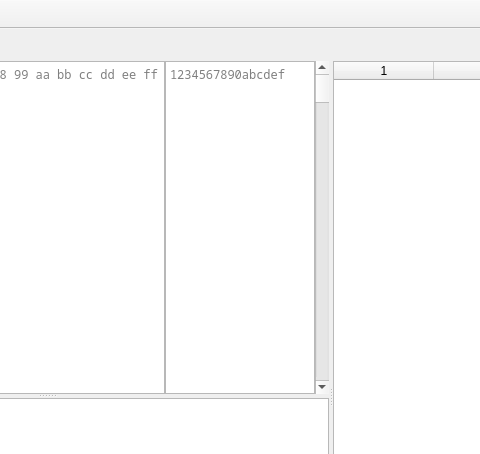
pjrinaldi/wombatsqlite, file wombatsqlite.ui: the form before one commit; both pictures show x 495 to 975 and y 0 to 454 of the 1132 by 752 pixel window.
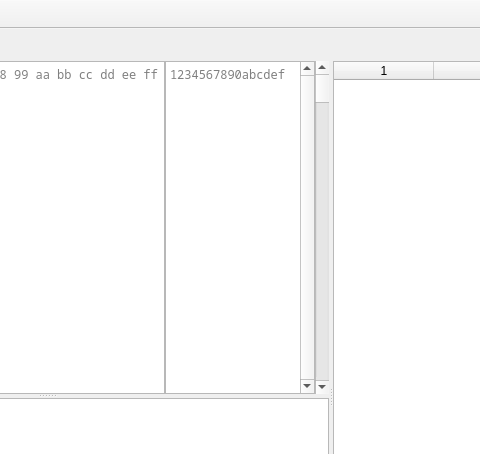
The form after the commit. Icons and pictures are not drawn.

Patch:
```diff
--- a/wombatsqlite.ui
+++ b/wombatsqlite.ui
@@ -285,7 +285,7 @@
             <bool>false</bool>
            </property>
            <property name="verticalScrollBarPolicy">
-            <enum>Qt::ScrollBarAlwaysOff</enum>
+            <enum>Qt::ScrollBarAlwaysOn</enum>
            </property>
            <property name="horizontalScrollBarPolicy">
             <enum>Qt::ScrollBarAlwaysOff</enum>
```
